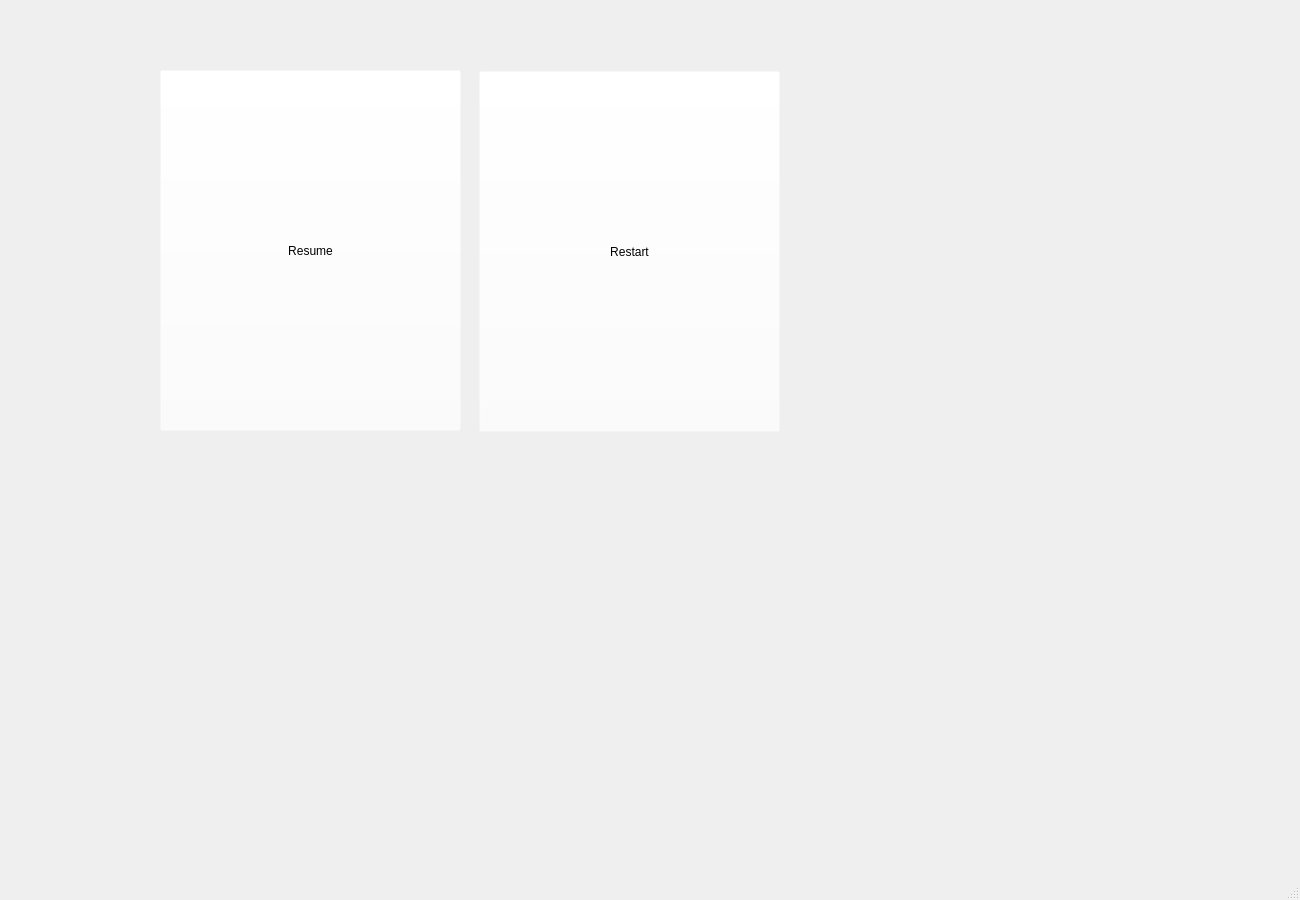
Above: Sloshed/mainwindow.ui from University-of-Utah-CS3505/a8-edu-app-Anudlok before the change. Below: the same form after it.
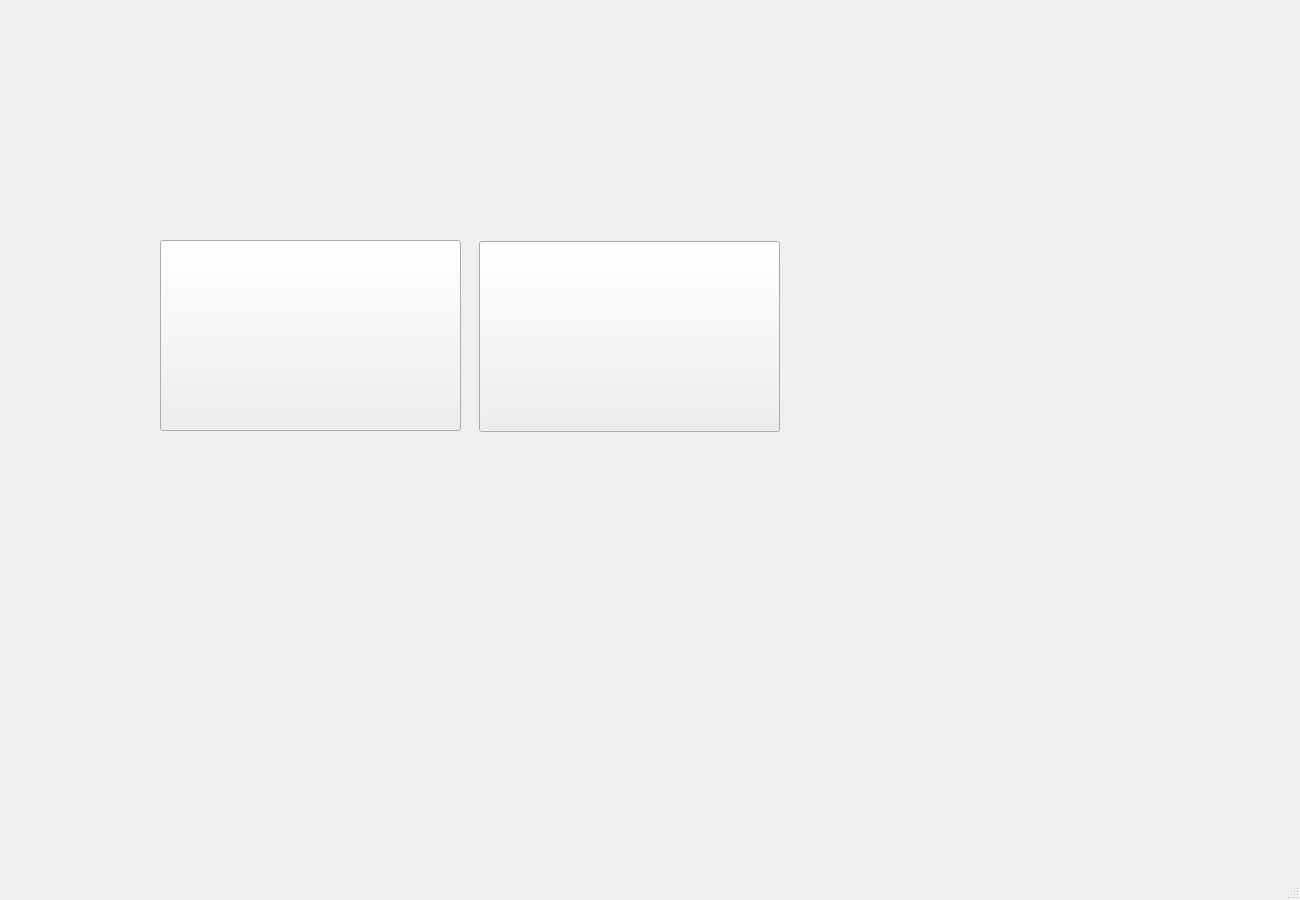
That is the form after the change. The open tabs and pages were chosen to show the change. Icons and pictures are not drawn. Custom widgets are drawn as their Qt base class.

Commit message: Changed resume, restart, and pause screen style sheet.

Patch:
```diff
--- a/Sloshed/mainwindow.ui
+++ b/Sloshed/mainwindow.ui
@@ -26,6 +26,9 @@
       <height>900</height>
      </rect>
     </property>
+    <property name="styleSheet">
+     <string notr="true">background-image: url(:/GameImages/Images/BackgroundSketch1.png)</string>
+    </property>
     <property name="currentIndex">
      <number>0</number>
     </property>
@@ -53,32 +56,38 @@
     <widget class="QWidget" name="collideScreen"/>
     <widget class="QWidget" name="pauseScreen">
      <property name="styleSheet">
-      <string notr="true">background-color: rgba(255, 255, 255, 0);</string>
+      <string notr="true">background-image: url(:/GameImages/Images/GameplaySketch1.png)</string>
      </property>
      <widget class="QPushButton" name="resumeButton">
       <property name="geometry">
        <rect>
         <x>160</x>
-        <y>70</y>
+        <y>240</y>
         <width>301</width>
-        <height>361</height>
+        <height>191</height>
        </rect>
       </property>
+      <property name="styleSheet">
+       <string notr="true">image: url(:/GameImages/Images/StartSketch1.png);</string>
+      </property>
       <property name="text">
-       <string>Resume</string>
+       <string/>
       </property>
      </widget>
      <widget class="QPushButton" name="restartButton">
       <property name="geometry">
        <rect>
         <x>479</x>
-        <y>71</y>
+        <y>241</y>
         <width>301</width>
-        <height>361</height>
+        <height>191</height>
        </rect>
       </property>
+      <property name="styleSheet">
+       <string notr="true">image: url(:/GameImages/Images/StartSketch1.png);</string>
+      </property>
       <property name="text">
-       <string>Restart</string>
+       <string/>
       </property>
      </widget>
     </widget>
```
Left out of the diff: 6 changed lines with no effect on the pictures. The commit also changes 2 other files.
